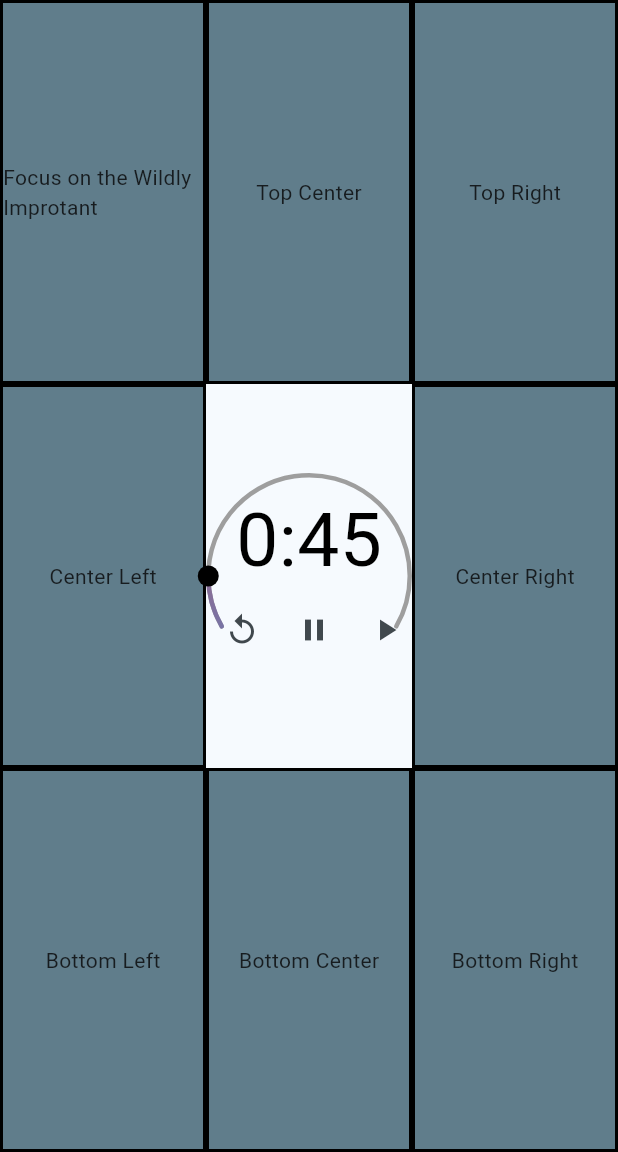
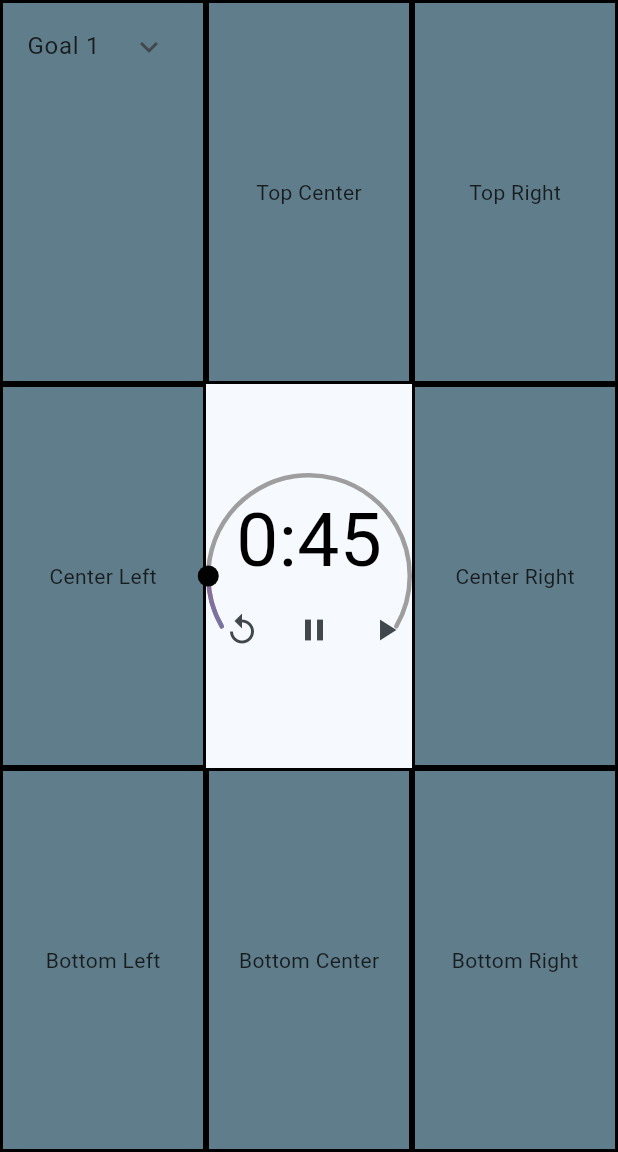
Before and after one commit to conor2405/Deep-Work-App-, a Flutter app: the MyHomePage screen opened directly, on a phone screen of 412 x 824 dp, the part 84-1236 px from its top. Run offline on Flutter 3.47's test engine with Material 3 defaults, Android fonts, the phone set to English and light mode, and no system bars; drawn by our look-alikes of sleek_circular_slider; our stand-ins replace bloc, cloud_firestore, equatable, firebase_analytics, firebase_auth, firebase_core and 1 more; missing offline and left inert: firebase_ui_auth; accounts and stored records are empty; statements that could not run were skipped.

Commit message:
google analytics integration, to do model and bloc set up, to do UI wireframe

```diff
--- a/lib/bloc/ToDo/to_do_bloc.dart
+++ b/lib/bloc/ToDo/to_do_bloc.dart
@@ -1,12 +1,53 @@
 import 'package:bloc/bloc.dart';
+import 'package:deep_work/repo/firestore_repo.dart';
 import 'package:equatable/equatable.dart';
 import 'package:deep_work/models/goal.dart';
+import 'package:firebase_auth/firebase_auth.dart';
 
 part 'to_do_event.dart';
 part 'to_do_state.dart';
 
 class ToDoBloc extends Bloc<ToDoEvent, ToDoState> {
-  ToDoBloc() : super(ToDoInitial()) {
+  ToDoBloc(FirestoreRepo firestoreRepo) : super(ToDoInitial()) {
+    on<ToDoInit>((event, emit) async {
+      emit(ToDoInitial());
+      // List<Goal> goals = await firestoreRepo.getGoals();
+      List<Goal> goals = [
+        Goal(
+            id: 1,
+            name: 'Goal 1',
+            tasks: [
+              Task(
+                  id: 1,
+                  name: 'Task 1',
+                  uid: 'uid',
+                  user: FirebaseAuth.instance.currentUser!),
+              Task(
+                  id: 1,
+                  name: 'Task 2',
+                  uid: 'uid',
+                  user: FirebaseAuth.instance.currentUser!),
+              Task(
+                  id: 1,
+                  name: 'Task 3',
+                  uid: 'uid',
+                  user: FirebaseAuth.instance.currentUser!),
+              Task(
+                  id: 1,
+                  name: 'Task 4',
+                  uid: 'uid',
+                  user: FirebaseAuth.instance.currentUser!),
+              Task(
+                  id: 1,
+                  name: 'Task 5',
+                  uid: 'uid',
+                  user: FirebaseAuth.instance.currentUser!),
+            ],
+            uid: 'uid',
+            user: FirebaseAuth.instance.currentUser!)
+      ];
+      emit(ToDoLoaded(goals));
+    });
     on<ToDoEvent>((event, emit) {
       // TODO: implement event handler
     });
--- a/lib/bloc/ToDo/to_do_event.dart
+++ b/lib/bloc/ToDo/to_do_event.dart
@@ -6,3 +6,7 @@ sealed class ToDoEvent extends Equatable {
   @override
   List<Object> get props => [];
 }
+
+final class ToDoInit extends ToDoEvent {
+  ToDoInit();
+}
--- a/lib/bloc/ToDo/to_do_state.dart
+++ b/lib/bloc/ToDo/to_do_state.dart
@@ -8,3 +8,12 @@ sealed class ToDoState extends Equatable {
 }
 
 final class ToDoInitial extends ToDoState {}
+
+final class ToDoLoaded extends ToDoState {
+  final List<Goal> goals;
+
+  ToDoLoaded(this.goals);
+
+  @override
+  List<Object> get props => [goals];
+}
--- a/lib/homepage.dart
+++ b/lib/homepage.dart
@@ -1,4 +1,5 @@
 import 'package:deep_work/widgets/central_timer.dart';
+import 'package:deep_work/widgets/todo_list.dart';
 import 'package:flutter/material.dart';
 
 class MyHomePage extends StatefulWidget {
@@ -30,7 +31,7 @@ class _MyHomePageState extends State<MyHomePage> {
                     decoration: BoxDecoration(
                         border: Border.all(color: Colors.black, width: 2),
                         color: Colors.blueGrey),
-                    child: Center(child: Text('Focus on the Wildly Improtant')),
+                    child: TodoList(),
                   ),
                 ),
                 // center left
--- a/lib/main.dart
+++ b/lib/main.dart
@@ -13,11 +13,15 @@ import 'utility/constants/firebase_options.dart';
 
 import 'package:firebase_ui_auth/firebase_ui_auth.dart' as ui;
 
+// firebase analytics
+import 'package:firebase_analytics/firebase_analytics.dart';
+
 void main() async {
   await WidgetsFlutterBinding.ensureInitialized();
   await Firebase.initializeApp(
     options: DefaultFirebaseOptions.currentPlatform,
   );
+  FirebaseAnalytics analytics = FirebaseAnalytics.instance;
   print(Firebase.app().name);
   // FirebaseAuth.instance.useAuthEmulator('localhost', 9099);
   // FirebaseFirestore.instance.useFirestoreEmulator('localhost', 8080);
--- a/lib/models/goal.dart
+++ b/lib/models/goal.dart
@@ -1,7 +1,7 @@
 import 'package:firebase_auth/firebase_auth.dart';
 
 class Goal {
-  String id;
+  int id;
   String name;
   DateTime? dueDate;
   String uid;
@@ -41,7 +41,7 @@ class Goal {
 }
 
 class Task {
-  String id;
+  int id;
   String name;
   DateTime? dueDate;
   String uid;
--- a/lib/widgets/todo_list.dart
+++ b/lib/widgets/todo_list.dart
@@ -1,30 +1,59 @@
 import 'package:deep_work/bloc/ToDo/to_do_bloc.dart';
+import 'package:deep_work/repo/firestore_repo.dart';
 import 'package:flutter/material.dart';
 import 'package:deep_work/models/goal.dart';
 import 'package:flutter_bloc/flutter_bloc.dart';
 
 class TodoList extends StatelessWidget {
-  final List<Goal> goals;
-
-  TodoList({required this.goals});
+  TodoList();
 
   @override
   Widget build(BuildContext context) {
     return BlocProvider(
-      create: (context) => ToDoBloc(),
-      child: ListView.builder(
-        itemCount: goals.length,
+      create: (context) =>
+          ToDoBloc(RepositoryProvider.of<FirestoreRepo>(context))
+            ..add(ToDoInit()),
+      child: BlocBuilder<ToDoBloc, ToDoState>(
+        builder: (context, state) {
+          if (state is ToDoInitial) {
+            return Center(child: CircularProgressIndicator());
+          } else if (state is ToDoLoaded) {
+            return ListView.builder(
+              itemCount: state.goals.length,
               itemBuilder: (context, index) {
                 return ExpansionTile(
-            title: Text(goals[index].name),
+                  initiallyExpanded: false,
+                  title: Text(state.goals[index].name),
                   children: [
-              ListTile(
-                title: Text(goals[index].tasks[0].name),
+                    SizedBox(
+                      height: 150,
+                      child: SingleChildScrollView(
+                        physics: ScrollPhysics(),
+                        controller: ScrollController(),
+                        child: ListView.builder(
+                          shrinkWrap: true,
+                          primary: false,
+                          scrollDirection: Axis.vertical,
+                          padding: EdgeInsets.all(8.0),
+                          itemCount: state.goals[index].tasks.length,
+                          itemBuilder: (context, taskIndex) {
+                            return ListTile(
+                              title: Text(
+                                  state.goals[index].tasks[taskIndex].name),
+                            );
+                          },
+                        ),
+                      ),
                     ),
                     // Add more widgets here if needed
                   ],
                 );
               },
+            );
+          } else {
+            return Center(child: Text('error loading goals'));
+          }
+        },
       ),
     );
   }
--- a/pubspec.yaml
+++ b/pubspec.yaml
@@ -43,6 +43,7 @@ dependencies:
   firebase_auth: ^4.17.8
   sleek_circular_slider: ^2.0.1
   firebase_ui_auth: ^1.13.1
+  firebase_analytics: ^10.8.9
 
 dev_dependencies:
   flutter_test:
```
Also changed, not shown: pubspec.lock, 2 other files. Lines whose indentation alone changed are shown as unchanged.
